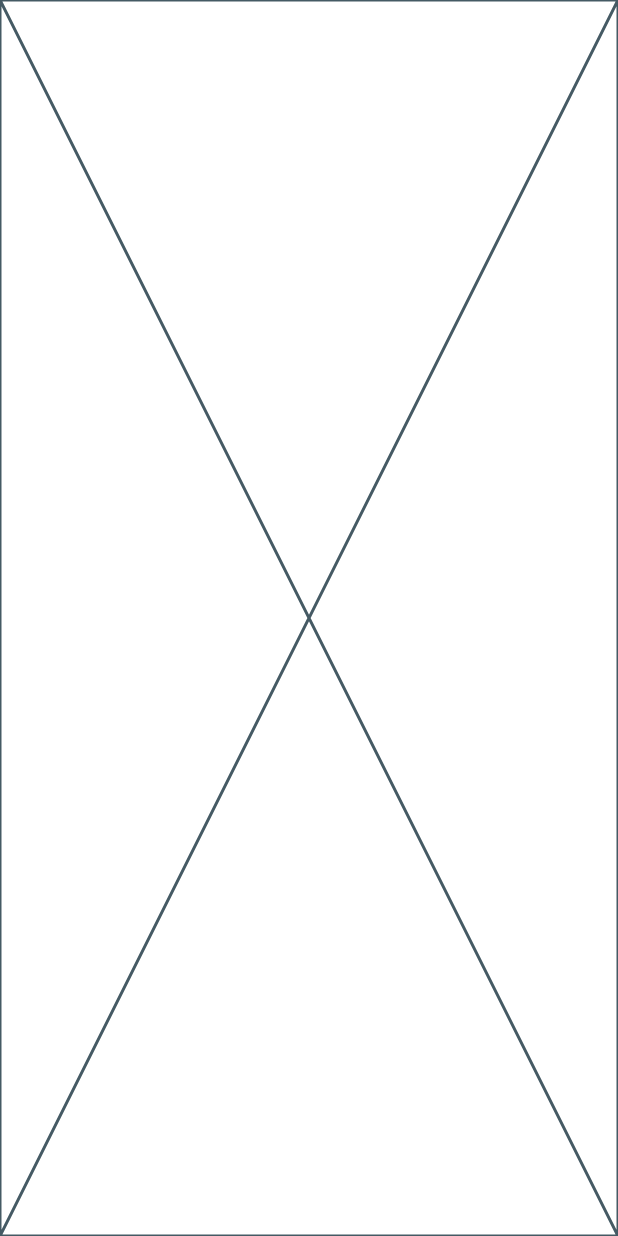
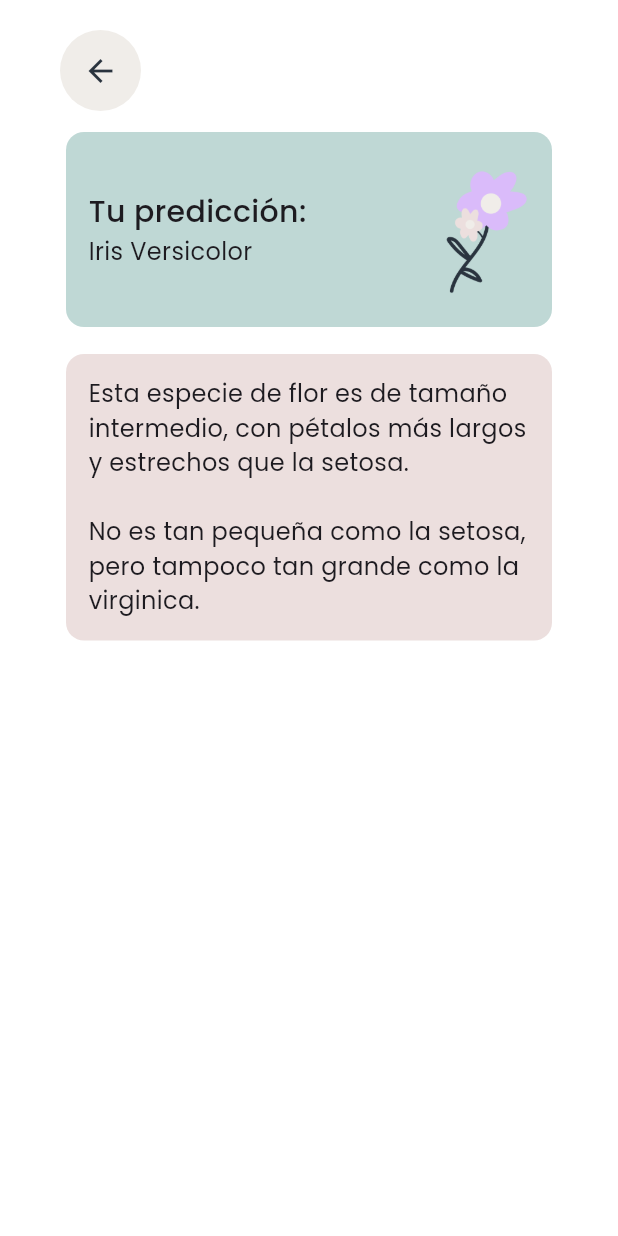
Before and after one commit to smgarsan/flutter_iris_predictor, a Flutter app: the HomeScreen screen opened by its route, after a tap on "Predecir", on a phone screen of 412 x 824 dp. Run offline on Flutter 3.47's test engine with Material 3 defaults, Android fonts, the light colour scheme and no system bars; our stand-ins replace go_router, google_fonts.

Commit message:
prediction_screen ui

```diff
--- a/lib/config/app_theme.dart
+++ b/lib/config/app_theme.dart
@@ -5,4 +5,5 @@ class AppColors {
   static const Color secondary = Color(0xFFF0EDE9);
   static const Color background = Color(0xFF29333E);
   static const Color accent = Color(0xFFBFD8D5);
+  static const Color salmon = Color(0xFFECDFDE);
 }
--- a/lib/screens/home_screen.dart
+++ b/lib/screens/home_screen.dart
@@ -36,7 +36,7 @@ class HomeScreen extends StatelessWidget {
               ),
               CustomButton(
                   text: 'Predecir',
-                  onPressed: (){context.go('/prediction');}
+                  onPressed: (){context.push('/prediction');}
                 )
             ],
           ),
--- a/lib/screens/prediction_screen.dart
+++ b/lib/screens/prediction_screen.dart
@@ -1,10 +1,75 @@
 import 'package:flutter/material.dart';
+import 'package:flutter_iris_predictor/config/app_theme.dart';
+import 'package:go_router/go_router.dart';
+import 'package:google_fonts/google_fonts.dart';
 
 class PredictionScreen extends StatelessWidget {
   const PredictionScreen({super.key});
 
   @override
   Widget build(BuildContext context) {
-    return Placeholder();
+    return Scaffold(
+      backgroundColor: Colors.white,
+      body: SafeArea(
+        child: Padding(
+          padding: EdgeInsets.symmetric(horizontal: 40, vertical: 20),
+          child: Column(
+            spacing: 10,
+            crossAxisAlignment: CrossAxisAlignment.start,
+            children: [
+              IconButton(
+                  style: IconButton.styleFrom(
+                    overlayColor: Colors.transparent,
+                    backgroundColor: AppColors.secondary,
+                    padding: EdgeInsets.all(15),
+                  ),
+                  onPressed: () => context.pop(),
+                  icon: Icon(
+                    Icons.arrow_back,
+                    color: AppColors.background,
+                  )),
+              Card(
+                elevation: 0,
+                color: AppColors.accent,
+                child: Padding(
+                  padding: EdgeInsets.only(left: 15, top: 15, bottom: 15),
+                  child: Row(
+                    mainAxisAlignment: MainAxisAlignment.spaceBetween,
+                    children: [
+                      Column(
+                        crossAxisAlignment: CrossAxisAlignment.start,
+                        children: [
+                          Text('Tu predicción:',
+                              style: GoogleFonts.poppins(
+                                  fontSize: 20, fontWeight: FontWeight.w500)),
+                          Text('Iris Versicolor',
+                              style: GoogleFonts.poppins(fontSize: 16)),
+                        ],
+                      ),
+                      Image.asset(
+                        'assets/images/prediction.png',
+                        height: 100,
+                      ),
+                    ],
+                  ),
+                ),
+              ),
+              Card(
+                  elevation: 0,
+                  color: AppColors.salmon,
+                  child: Expanded(
+                    child: Padding(
+                      padding: EdgeInsets.all(15),
+                      child: Text(
+                        'Esta especie de flor es de tamaño intermedio, con pétalos más largos y estrechos que la setosa.\n\nNo es tan pequeña como la setosa, pero tampoco tan grande como la virginica.',
+                        style: GoogleFonts.poppins(fontSize: 16),
+                      ),
+                    ),
+                  ))
+            ],
+          ),
+        ),
+      ),
+    );
   }
 }
```
Also changed, not shown: assets/images/prediction.png (added).
